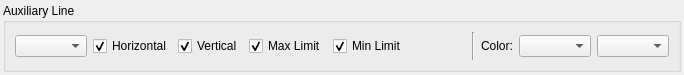
KmolYuan/Pyslvs-UI, file core/panel/run_AuxLine.ui: the form before one commit.
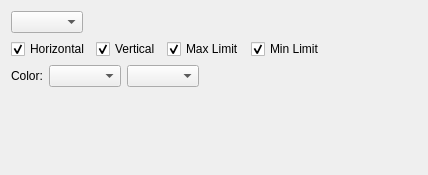
The form after the commit.

Commit message: Panel open to a new tab, not at bottom of the canvas.

```diff
--- a/core/panel/run_AuxLine.ui
+++ b/core/panel/run_AuxLine.ui
@@ -6,8 +6,8 @@
    <rect>
     <x>0</x>
     <y>0</y>
-    <width>684</width>
-    <height>75</height>
+    <width>428</width>
+    <height>175</height>
    </rect>
   </property>
   <property name="sizePolicy">
@@ -16,41 +16,36 @@
     <verstretch>0</verstretch>
    </sizepolicy>
   </property>
-  <property name="maximumSize">
-   <size>
-    <width>16777215</width>
-    <height>75</height>
-   </size>
-  </property>
   <property name="mouseTracking">
    <bool>false</bool>
   </property>
   <property name="windowTitle">
    <string>Form</string>
   </property>
-  <layout class="QHBoxLayout" name="horizontalLayout_2">
-   <property name="leftMargin">
-    <number>3</number>
-   </property>
-   <property name="topMargin">
-    <number>3</number>
-   </property>
-   <property name="rightMargin">
-    <number>3</number>
-   </property>
-   <property name="bottomMargin">
-    <number>3</number>
-   </property>
+  <layout class="QVBoxLayout" name="verticalLayout">
    <item>
-    <widget class="QGroupBox" name="groupBox">
-     <property name="title">
-      <string>Auxiliary Line</string>
-     </property>
      <layout class="QHBoxLayout" name="horizontalLayout">
       <item>
        <widget class="QComboBox" name="Point"/>
       </item>
       <item>
+      <spacer name="horizontalSpacer_3">
+       <property name="orientation">
+        <enum>Qt::Horizontal</enum>
+       </property>
+       <property name="sizeHint" stdset="0">
+        <size>
+         <width>40</width>
+         <height>20</height>
+        </size>
+       </property>
+      </spacer>
+     </item>
+    </layout>
+   </item>
+   <item>
+    <layout class="QHBoxLayout" name="horizontalLayout_3">
+     <item>
        <widget class="QCheckBox" name="H_line">
         <property name="sizePolicy">
          <sizepolicy hsizetype="Fixed" vsizetype="Fixed">
@@ -115,13 +110,10 @@
         </property>
        </spacer>
       </item>
-      <item>
-       <widget class="Line" name="line">
-        <property name="orientation">
-         <enum>Qt::Vertical</enum>
-        </property>
-       </widget>
-      </item>
+    </layout>
+   </item>
+   <item>
+    <layout class="QHBoxLayout" name="horizontalLayout_2">
       <item>
        <widget class="QLabel" name="label">
         <property name="sizePolicy">
@@ -141,8 +133,33 @@
       <item>
        <widget class="QComboBox" name="Color_l"/>
       </item>
-     </layout>
-    </widget>
+     <item>
+      <spacer name="horizontalSpacer_2">
+       <property name="orientation">
+        <enum>Qt::Horizontal</enum>
+       </property>
+       <property name="sizeHint" stdset="0">
+        <size>
+         <width>40</width>
+         <height>20</height>
+        </size>
+       </property>
+      </spacer>
+     </item>
+    </layout>
+   </item>
+   <item>
+    <spacer name="verticalSpacer">
+     <property name="orientation">
+      <enum>Qt::Vertical</enum>
+     </property>
+     <property name="sizeHint" stdset="0">
+      <size>
+       <width>20</width>
+       <height>40</height>
+      </size>
+     </property>
+    </spacer>
    </item>
   </layout>
  </widget>
```
Lines whose indentation alone changed are shown as unchanged. The commit also changes 29 other files.
